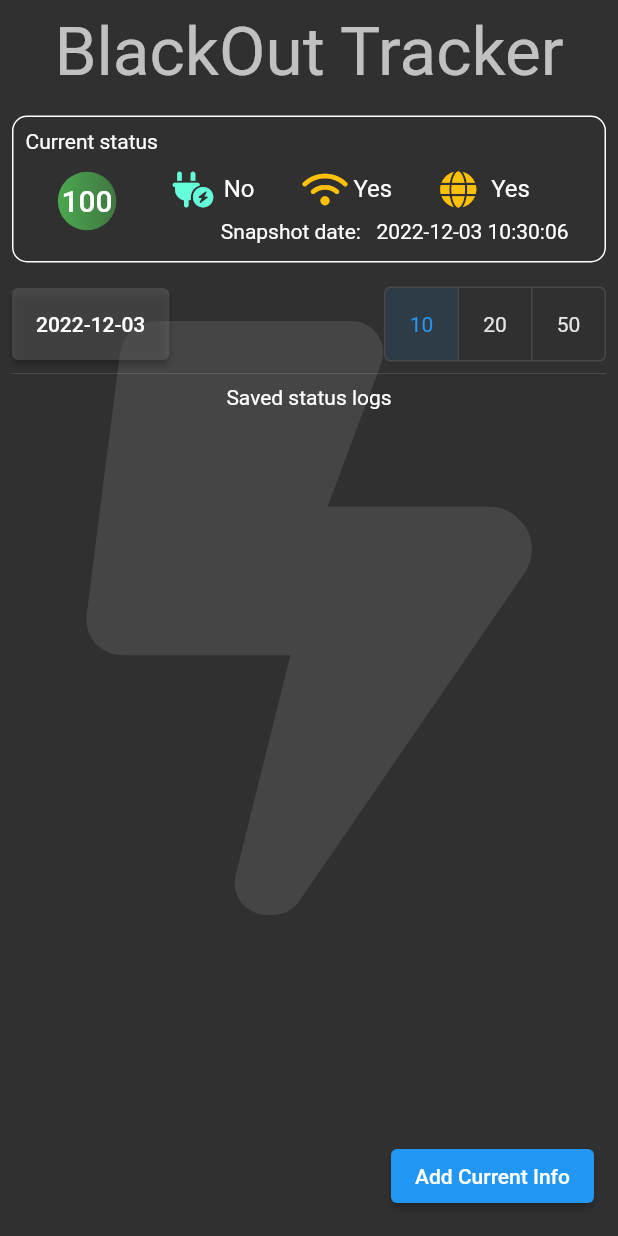
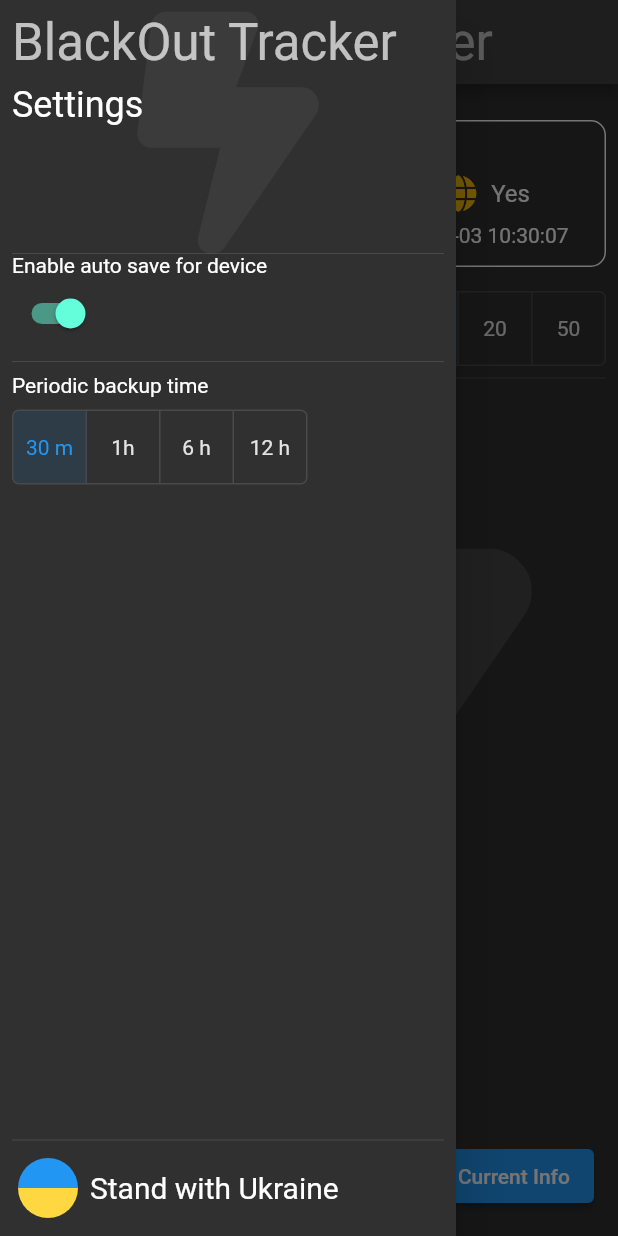
Before and after one commit to fluttercourseKRN/home_work_3, a Flutter app: the screen it shows after launch, with the side drawer open (before the commit the screen has no drawer), on a phone screen of 412 x 824 dp. Run offline on Flutter 3.47's test engine with Material 2 defaults, Android fonts, the phone set to English and light mode, and no system bars; our stand-ins replace battery_plus, cloud_firestore, connectivity_plus, firebase_core, flutter_slidable, flutter_spinkit and 2 more; missing offline and left inert: network_info_plus; accounts and stored records are empty.

Commit message:
add drawer

```diff
--- a/lib/screens/home_screen.dart
+++ b/lib/screens/home_screen.dart
@@ -6,6 +6,7 @@ import 'package:font_awesome_flutter/font_awesome_flutter.dart';
 import 'package:google_fonts/google_fonts.dart';
 
 import '../controllers/device_info_manager.dart';
+import '../widgets/app_drawer.dart';
 import '../widgets/menu_widget.dart';
 import '../widgets/tile_widgets/tile_current_info_record.dart';
 import '../widgets/tile_widgets/tile_list_info_record.dart';
@@ -16,6 +17,14 @@ class HomeScreen extends StatelessWidget {
   @override
   Widget build(BuildContext context) {
     return Scaffold(
+      appBar: AppBar(
+        title: Text(
+          "BlackOut Tracker",
+          style: GoogleFonts.kaushanScript(
+              textStyle: Theme.of(context).textTheme.headline4),
+        ),
+      ),
+      drawer: const AppDrawer(),
       floatingActionButton: ElevatedButton(
         onPressed: () async {
           final newRecord = await DeviceInfoManager.getCurrentInfo();
@@ -38,11 +47,11 @@ class HomeScreen extends StatelessWidget {
               ),
               Column(
                 children: [
-                  Text(
-                    "BlackOut Tracker",
-                    style: GoogleFonts.kaushanScript(
-                        textStyle: Theme.of(context).textTheme.headline3),
-                  ),
+                  // Text(
+                  //   "BlackOut Tracker",
+                  //   style: GoogleFonts.kaushanScript(
+                  //       textStyle: Theme.of(context).textTheme.headline3),
+                  // ),
                   const SizedBox(height: 16),
                   const TileCurrentInfoRecord(),
                   const SizedBox(height: 16),
--- /dev/null
+++ b/lib/widgets/app_drawer.dart
@@ -0,0 +1,88 @@
+import 'package:blackout_tracker/widgets/stand_widget.dart';
+import 'package:flutter/material.dart';
+import 'package:font_awesome_flutter/font_awesome_flutter.dart';
+
+import 'app_toggle_buttons.dart';
+
+class AppDrawer extends StatelessWidget {
+  const AppDrawer({
+    Key? key,
+  }) : super(key: key);
+
+  @override
+  Widget build(BuildContext context) {
+    List<String> values = ["30 m", "1h", "6 h", "12 h"];
+    return Drawer(
+      child: SafeArea(
+        child: Padding(
+          padding: const EdgeInsets.all(8.0),
+          child: Column(
+            crossAxisAlignment: CrossAxisAlignment.start,
+            children: [
+              SizedBox(
+                width: double.infinity,
+                child: DrawerHeader(
+                  padding: EdgeInsets.zero,
+                  margin: EdgeInsets.zero,
+                  // decoration: BoxDecoration(color: Colors.grey),
+                  child: Stack(
+                    children: [
+                      const Positioned.fill(
+                        child: FittedBox(
+                          child: Icon(
+                            FontAwesomeIcons.boltLightning,
+                            color: Color.fromRGBO(255, 255, 255, 0.05),
+                          ),
+                        ),
+                      ),
+                      Column(
+                        crossAxisAlignment: CrossAxisAlignment.start,
+                        children: [
+                          Text(
+                            "BlackOut Tracker",
+                            style: Theme.of(context).textTheme.headline4,
+                          ),
+                          const SizedBox(height: 8),
+                          Text(
+                            "Settings",
+                            style: Theme.of(context).textTheme.headline5,
+                          ),
+                        ],
+                      ),
+                    ],
+                  ),
+                ),
+              ),
+              Column(
+                crossAxisAlignment: CrossAxisAlignment.start,
+                children: [
+                  const Text("Enable auto save for device"),
+                  Switch(value: true, onChanged: (val) {}),
+                ],
+              ),
+              const Divider(),
+              Column(
+                crossAxisAlignment: CrossAxisAlignment.start,
+                children: [
+                  const Text("Periodic backup time"),
+                  const SizedBox(height: 8),
+                  AppToggleButtons(
+                    onChange: (value) {},
+                    defaultValue: values.first,
+                    values: values,
+                  )
+                ],
+              ),
+              const Spacer(),
+              const Divider(),
+              const Padding(
+                padding: EdgeInsets.all(4.0),
+                child: StandWidget(),
+              ),
+            ],
+          ),
+        ),
+      ),
+    );
+  }
+}
--- a/lib/widgets/toggle_days_buttons.dart
+++ b/lib/widgets/app_toggle_buttons.dart
@@ -1,23 +1,23 @@
 import 'package:flutter/material.dart';
 
-class ToggleDaysButtons extends StatefulWidget {
-  const ToggleDaysButtons({
+class AppToggleButtons<T> extends StatefulWidget {
+  const AppToggleButtons({
     Key? key,
     required this.onChange,
     required this.defaultValue,
     required this.values,
   }) : super(key: key);
 
-  final void Function(int days) onChange;
-  final int defaultValue;
-  final List<int> values;
+  final void Function(T value) onChange;
+  final T defaultValue;
+  final List<T> values;
 
   @override
-  State<ToggleDaysButtons> createState() => _ToggleDaysButtonsState();
+  State<AppToggleButtons<T>> createState() => _AppToggleButtonsState<T>();
 }
 
-class _ToggleDaysButtonsState extends State<ToggleDaysButtons> {
-  final Map<int, bool> toggles = {};
+class _AppToggleButtonsState<T> extends State<AppToggleButtons<T>> {
+  final Map<T, bool> toggles = {};
 
   @override
   void initState() {
--- a/lib/widgets/menu_widget.dart
+++ b/lib/widgets/menu_widget.dart
@@ -2,7 +2,7 @@ import 'package:blackout_tracker/controllers/data_repository.dart';
 import 'package:flutter/material.dart';
 
 import '../utils/utils.dart';
-import 'toggle_days_buttons.dart';
+import 'app_toggle_buttons.dart';
 
 class MenuWidget extends StatelessWidget {
   const MenuWidget({
@@ -35,7 +35,7 @@ class MenuWidget extends StatelessWidget {
           child: Text(
               Utils.dateFormat.format(DataRepository.watch(context).dateTime)),
         ),
-        ToggleDaysButtons(
+        AppToggleButtons(
           onChange: (value) {
             DataRepository.read(context).limit = value;
           },
--- /dev/null
+++ b/lib/widgets/stand_widget.dart
@@ -0,0 +1,43 @@
+import 'package:flutter/material.dart';
+
+class StandWidget extends StatelessWidget {
+  const StandWidget({
+    Key? key,
+  }) : super(key: key);
+
+  @override
+  Widget build(BuildContext context) {
+    const size = 40.0;
+    return Row(
+      // mainAxisAlignment: MainAxisAlignment.end,
+      children: [
+        SizedBox(
+          width: size,
+          height: size,
+          child: ClipRRect(
+            borderRadius: BorderRadius.circular(size / 2),
+            child: Column(
+              children: [
+                Expanded(
+                  child: Container(
+                    color: Colors.blue,
+                  ),
+                ),
+                Expanded(
+                  child: Container(
+                    color: Colors.amberAccent,
+                  ),
+                )
+              ],
+            ),
+          ),
+        ),
+        const SizedBox(width: 8),
+        const Text(
+          'Stand with Ukraine',
+          style: TextStyle(fontSize: size / 2),
+        ),
+      ],
+    );
+  }
+}
```
